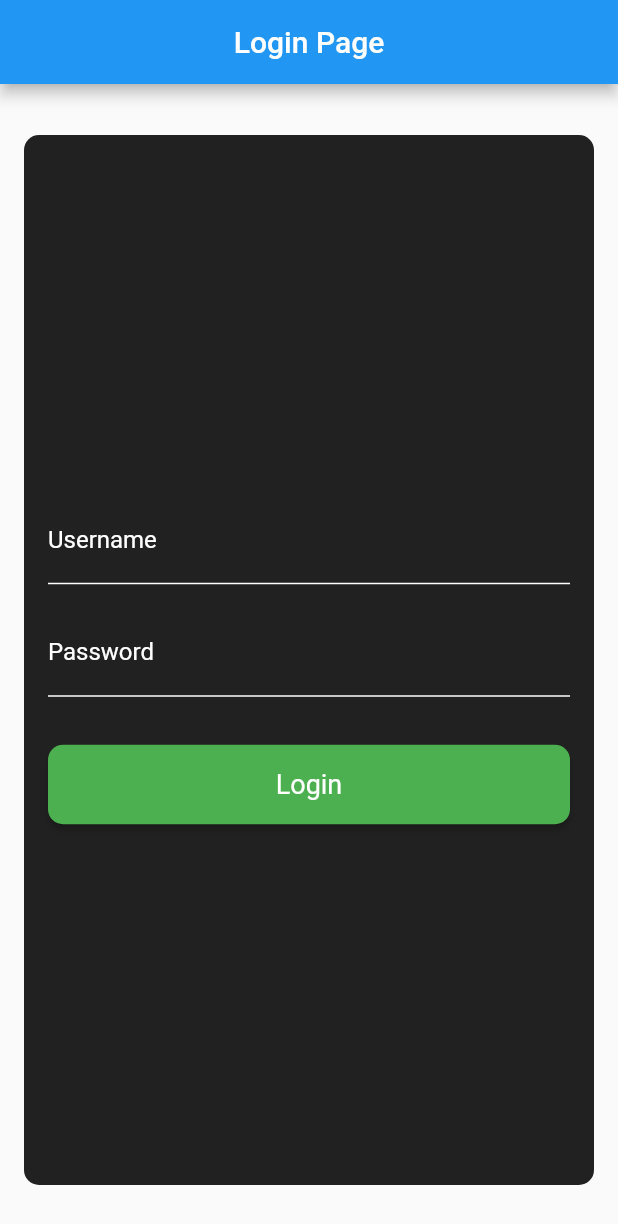
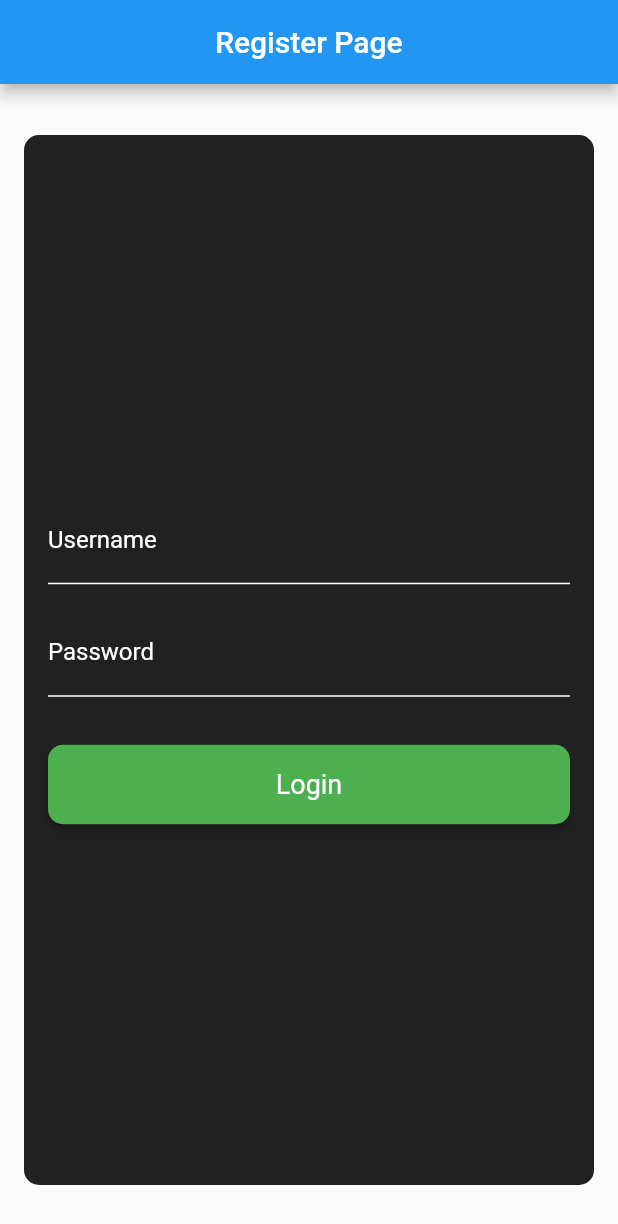
Before and after one commit to CntrlX/Graphite, a Flutter app: the screen it shows after launch, on a phone screen of 412 x 824 dp. Shown: the top 1224 px of the screen. Run offline on Flutter 3.47's test engine with Material 2 defaults, Android fonts, the phone set to English and light mode, and no system bars; our stand-ins replace firebase_auth, firebase_core; missing offline and left inert: dart:js_util, graphview; accounts and stored records are empty.

Commit message:
added login or register page

```diff
--- a/MiniProject/genesis/lib/pages/login.dart
+++ b/MiniProject/genesis/lib/pages/login.dart
@@ -5,12 +5,13 @@ class LoginState extends State {
   final _formKey = GlobalKey<FormState>();
   late String _username;
   late String _password;
+  bool loginPage = false;
 
   @override
   Widget build(BuildContext context) {
     return Scaffold(
       appBar: AppBar(
-        title: Text('Login Page'),
+        title: loginPage ? Text('Login Page') : Text('Register Page'),
         centerTitle: true,
       ),
       body: Center(
```
